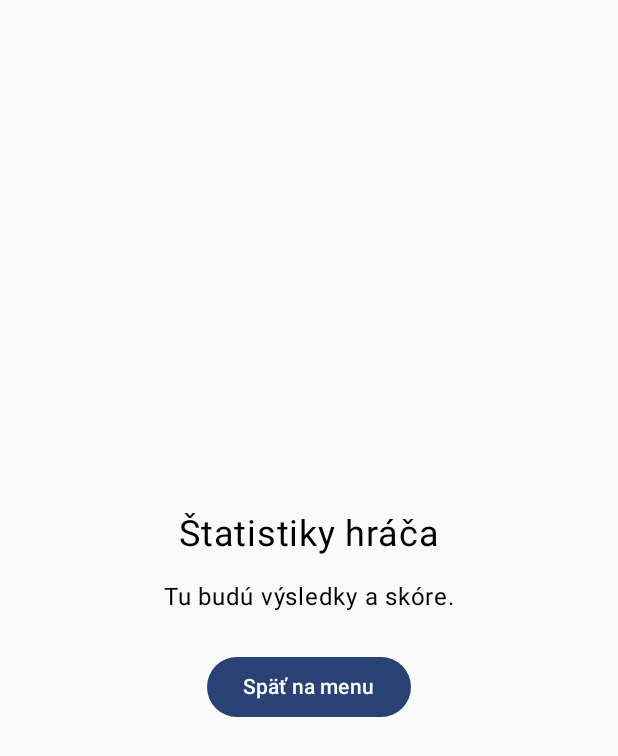
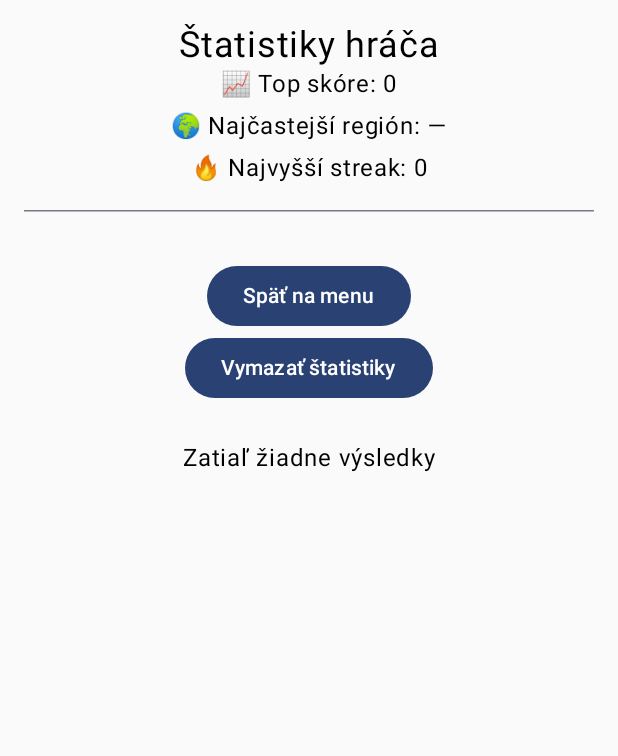
Before and after one commit to HurbanAdrian/GeoWorld, an Android app built with Jetpack Compose: the screen it shows after launch (MainActivity), after a tap on "Štatistiky", on a phone screen of 412 x 824 dp. Shown: the top 756 px of the screen. Run offline under Robolectric (Android 15) with nearby library versions, the phone set to English and light mode, and no system bars; our stand-ins replace Room's generated code.

Commit message:
+ Zobrazenie posledných výsledkov + skóre fix: scrollovanie v StatsScreen + zobrazenie top skóre, najobľúbenejšieho regiónu a najvyššieho streaku + zobrazenie skóre a životov počas hry + resetovanie skóre a životov po strate všetkých životov + pridané volanie answerSelected pri odpovedi v QuizScreen fix: zabezpečené, že ViewModel správne počíta skóre fix: správne uloženie aktuálneho skóre do DB pomocou oneskorenia + pridanie tlačidla na vymazanie všetkých štatistík fix: aktivovaná migrácia pre vývoj databázy + pridaný streak, životy a región do štatistík hráča fix: odstránenie niektorých warningov - hlavne unused importy a nejake values na intValues

```diff
--- a/app/src/main/java/com/example/geoworld/MainActivity.kt
+++ b/app/src/main/java/com/example/geoworld/MainActivity.kt
@@ -11,7 +11,6 @@ import androidx.compose.foundation.layout.fillMaxSize
 import androidx.compose.foundation.layout.height
 import androidx.compose.foundation.layout.padding
 import androidx.compose.foundation.layout.size
-import androidx.compose.material3.Surface
 import androidx.compose.material3.Text
 import androidx.compose.runtime.Composable
 import androidx.compose.ui.Alignment
@@ -22,7 +21,6 @@ import androidx.compose.ui.unit.dp
 import androidx.compose.ui.unit.sp
 import androidx.navigation.compose.rememberNavController
 import com.example.geoworld.ui.navigation.GeoWorldNavHost
-import com.example.geoworld.ui.screens.MainMenuScreen
 import com.example.geoworld.ui.theme.GeoWorldTheme
 
 class MainActivity : ComponentActivity() {
--- a/app/src/main/java/com/example/geoworld/data/database/AppDatabase.kt
+++ b/app/src/main/java/com/example/geoworld/data/database/AppDatabase.kt
@@ -1,6 +1,8 @@
 package com.example.geoworld.data.database
 
+import android.content.Context
 import androidx.room.Database
+import androidx.room.Room
 import androidx.room.RoomDatabase
 import com.example.geoworld.data.database.dao.CountryDao
 import com.example.geoworld.data.database.dao.PlayerStatsDao
@@ -11,11 +13,28 @@ import com.example.geoworld.data.database.entity.QuestionEntity
 
 @Database(
     entities = [CountryEntity::class, QuestionEntity::class, PlayerStatsEntity::class],
-    version = 1,
+    version = 2,
     exportSchema = false
 )
 abstract class AppDatabase : RoomDatabase() {
     abstract fun countryDao(): CountryDao
     abstract fun questionDao(): QuestionDao
     abstract fun playerStatsDao(): PlayerStatsDao
+
+    companion object {
+        @Volatile
+        private var INSTANCE: AppDatabase? = null
+
+        fun getInstance(context: Context): AppDatabase {
+            return INSTANCE ?: synchronized(this) {
+                INSTANCE ?: Room.databaseBuilder(
+                    context.applicationContext,
+                    AppDatabase::class.java,
+                    "geo_world.db"
+                )
+                    .fallbackToDestructiveMigration(true)       // zmaze databazu a znovu vytvori pri zmene verzie
+                    .build().also { INSTANCE = it }
+            }
+        }
+    }
 }
--- a/app/src/main/java/com/example/geoworld/data/database/dao/PlayerStatsDao.kt
+++ b/app/src/main/java/com/example/geoworld/data/database/dao/PlayerStatsDao.kt
@@ -10,4 +10,7 @@ interface PlayerStatsDao {
 
     @Query("SELECT * FROM player_stats ORDER BY date DESC")
     suspend fun getAll(): List<PlayerStatsEntity>
+
+    @Query("DELETE FROM player_stats")
+    suspend fun deleteAllStats()
 }
--- a/app/src/main/java/com/example/geoworld/data/database/entity/PlayerStatsEntity.kt
+++ b/app/src/main/java/com/example/geoworld/data/database/entity/PlayerStatsEntity.kt
@@ -8,5 +8,9 @@ data class PlayerStatsEntity(
     @PrimaryKey(autoGenerate = true) val id: Int = 0,
     val score: Int,
     val correctAnswers: Int,
-    val date: Long // timestamp
+    val date: Long,         // timestamp
+
+    val region: String,     // napr. "Europe"
+    val streak: Int,        // najvyšší streak v tej hre
+    val livesLeft: Int      // koľko mu ostalo životov
 )
--- a/app/src/main/java/com/example/geoworld/data/repository/PlayerStatsRepository.kt
+++ b/app/src/main/java/com/example/geoworld/data/repository/PlayerStatsRepository.kt
@@ -6,4 +6,5 @@ import com.example.geoworld.data.database.entity.PlayerStatsEntity
 class PlayerStatsRepository(private val dao: PlayerStatsDao) {
     suspend fun insert(stat: PlayerStatsEntity) = dao.insert(stat)
     suspend fun getAllStats(): List<PlayerStatsEntity> = dao.getAll()
+    suspend fun clearStats() = dao.deleteAllStats()
 }
--- a/app/src/main/java/com/example/geoworld/ui/screens/MainMenuScreen.kt
+++ b/app/src/main/java/com/example/geoworld/ui/screens/MainMenuScreen.kt
@@ -1,14 +1,10 @@
 package com.example.geoworld.ui.screens
 
-import androidx.compose.foundation.Image
 import androidx.compose.foundation.layout.*
 import androidx.compose.material3.*
 import androidx.compose.runtime.*
 import androidx.compose.ui.*
 import androidx.compose.ui.unit.*
-import androidx.lifecycle.viewmodel.compose.viewModel
-import com.example.geoworld.viewmodel.MainViewModel
-import androidx.compose.ui.res.painterResource
 import android.app.Activity
 import androidx.compose.ui.platform.LocalContext
 
--- a/app/src/main/java/com/example/geoworld/ui/screens/StatsScreen.kt
+++ b/app/src/main/java/com/example/geoworld/ui/screens/StatsScreen.kt
@@ -1,31 +1,95 @@
 package com.example.geoworld.ui.screens
 
-import androidx.compose.foundation.layout.Arrangement
 import androidx.compose.foundation.layout.Column
 import androidx.compose.foundation.layout.Spacer
+import androidx.compose.foundation.layout.WindowInsets
+import androidx.compose.foundation.layout.asPaddingValues
 import androidx.compose.foundation.layout.fillMaxSize
 import androidx.compose.foundation.layout.height
+import androidx.compose.foundation.layout.padding
+import androidx.compose.foundation.layout.statusBars
+import androidx.compose.foundation.rememberScrollState
+import androidx.compose.foundation.verticalScroll
 import androidx.compose.material3.Button
+import androidx.compose.material3.HorizontalDivider
 import androidx.compose.material3.Text
 import androidx.compose.runtime.Composable
+import androidx.compose.runtime.LaunchedEffect
+import androidx.compose.runtime.collectAsState
+import androidx.compose.runtime.getValue
 import androidx.compose.ui.Alignment
 import androidx.compose.ui.Modifier
+import androidx.compose.ui.platform.LocalContext
 import androidx.compose.ui.unit.dp
 import androidx.compose.ui.unit.sp
+import androidx.lifecycle.viewmodel.compose.viewModel
+import com.example.geoworld.data.database.AppDatabase
+import com.example.geoworld.data.repository.PlayerStatsRepository
+import com.example.geoworld.viewmodel.StatsViewModel
+import com.example.geoworld.viewmodel.StatsViewModelFactory
 
 @Composable
 fun StatsScreen(onNavigate: (String) -> Unit) {
+    val context = LocalContext.current
+    val db = AppDatabase.getInstance(context)
+    val repository = PlayerStatsRepository(db.playerStatsDao())
+    val viewModel: StatsViewModel = viewModel(factory = StatsViewModelFactory(repository))
+    val stats by viewModel.stats.collectAsState()
+
+    val topScore = stats.maxOfOrNull { it.score } ?: 0
+    val favoriteRegion = stats
+        .groupingBy { it.region }
+        .eachCount()
+        .maxByOrNull { it.value }
+        ?.key ?: "—"
+    val topStreak = stats.maxOfOrNull { it.streak } ?: 0
+
+    LaunchedEffect(Unit) {
+        viewModel.loadStats()
+    }
+
     Column(
-        modifier = Modifier.fillMaxSize(),
-        verticalArrangement = Arrangement.Center,
+        modifier = Modifier
+            .fillMaxSize()
+            .verticalScroll(rememberScrollState())
+            .padding(WindowInsets.statusBars.asPaddingValues())
+            .padding(16.dp),
         horizontalAlignment = Alignment.CenterHorizontally
     ) {
         Text("Štatistiky hráča", fontSize = 24.sp)
+
+        Text("📈 Top skóre: $topScore")
+        Spacer(modifier = Modifier.height(4.dp))
+        Text("🌍 Najčastejší región: $favoriteRegion")
+        Spacer(modifier = Modifier.height(4.dp))
+        Text("🔥 Najvyšší streak: $topStreak")
         Spacer(modifier = Modifier.height(16.dp))
-        Text("Tu budú výsledky a skóre.")
-        Spacer(modifier = Modifier.height(24.dp))
+        HorizontalDivider(thickness = 1.dp)
+        Spacer(modifier = Modifier.height(16.dp))
+        Spacer(modifier = Modifier.height(16.dp))
+
         Button(onClick = { onNavigate("main_menu") }) {
             Text("Späť na menu")
         }
+
+        Button(onClick = { viewModel.clearStats() }) {
+            Text("Vymazať štatistiky")
+        }
+
+        Spacer(modifier = Modifier.height(24.dp))
+        if (stats.isEmpty()) {
+            Text("Zatiaľ žiadne výsledky")
+        } else {
+            stats.forEach {
+                Text("Skóre: ${it.score}, Správne odp.: ${it.correctAnswers}, Dátum: ${formatDate(it.date)}")
+                Spacer(modifier = Modifier.height(8.dp))
+            }
+        }
+
     }
 }
+
+fun formatDate(timestamp: Long): String {
+    val sdf = java.text.SimpleDateFormat("dd.MM.yyyy HH:mm", java.util.Locale.getDefault())
+    return sdf.format(java.util.Date(timestamp))
+}
--- a/app/src/main/java/com/example/geoworld/viewmodel/QuestionViewModelFactory.kt
+++ b/app/src/main/java/com/example/geoworld/viewmodel/QuestionViewModelFactory.kt
@@ -2,7 +2,6 @@ package com.example.geoworld.viewmodel
 
 import androidx.lifecycle.ViewModel
 import androidx.lifecycle.ViewModelProvider
-import com.example.geoworld.data.repository.QuestionRepository
 import com.example.geoworld.model.Region
 
 
```
Also changed, not shown: app/src/main/java/com/example/geoworld/ui/screens/QuizScreen.kt (+43 -0 lines), app/src/main/java/com/example/geoworld/viewmodel/QuizViewModel.kt (+32 -3 lines), app/src/main/java/com/example/geoworld/viewmodel/StatsViewModel.kt (+7 -0 lines).
